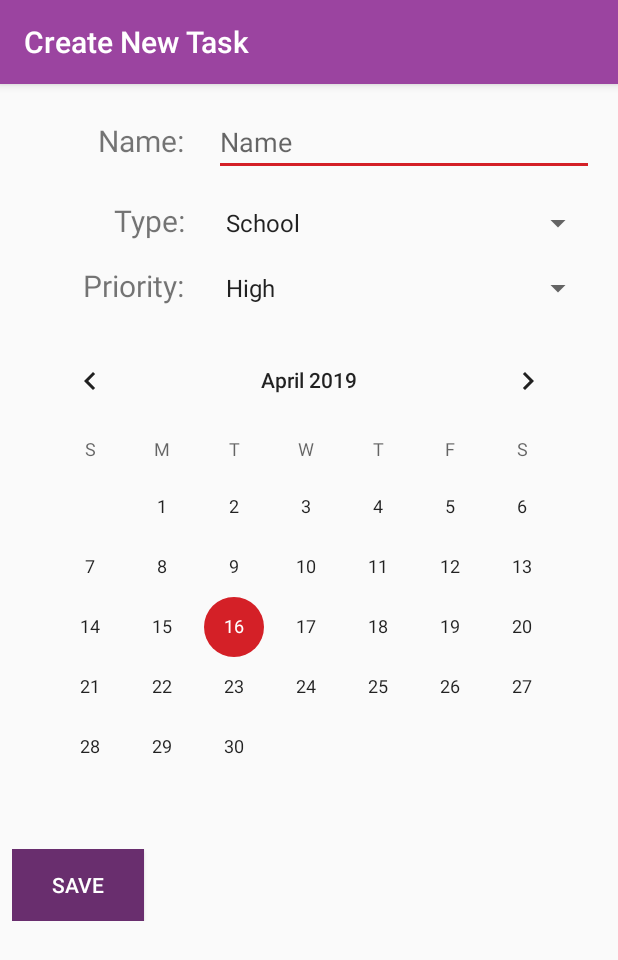
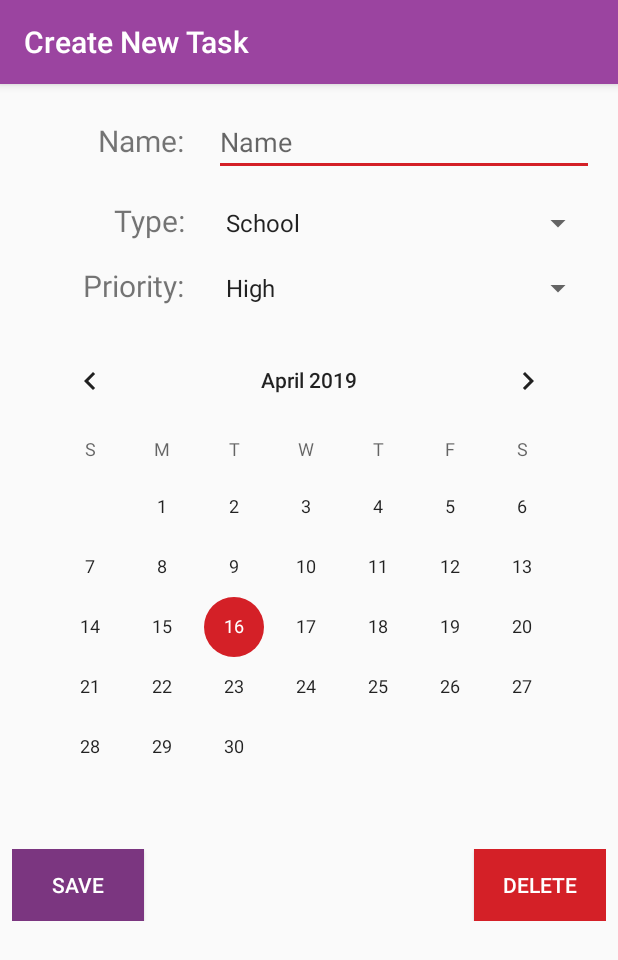
Before and after one commit to greenstack/yatm, an Android app: the ListDataActivity screen opened directly, with no data from a screen before it, on a phone screen of 412 x 824 dp. Shown: the top 960 px of the screen. Run offline under Robolectric (Android 15) with nearby library versions, the phone set to English and light mode, and no system bars; 1 statement that could not run was skipped.

Commit message:
added delete button

```diff
--- a/app/src/main/java/dj/yatm/Views/ListDataActivity.java
+++ b/app/src/main/java/dj/yatm/Views/ListDataActivity.java
@@ -32,6 +32,8 @@ public class ListDataActivity extends AppCompatActivity {
     public ListItem parent;
     public CalendarView calendarView;
     private LocalDate savedDate;
+    private Button deleteButton;
+    private Presenter presenter;
 
     public void initVariables(){
         name = findViewById(R.id.name_edit_text);
@@ -39,6 +41,7 @@ public class ListDataActivity extends AppCompatActivity {
         priority = findViewById(R.id.priority_spinner);
         saveButton = findViewById(R.id.save_setup_button);
         calendarView = findViewById(R.id.calendarView);
+        deleteButton = findViewById(R.id.delete_setup_button);
     }
 
     @Override
@@ -74,6 +77,14 @@ public class ListDataActivity extends AppCompatActivity {
             public void onSelectedDayChange(@NotNull CalendarView view, int year, int month, int dayOfMonth) {
                 // The months are zero-indexed, unfortunately.
                 savedDate = LocalDate.of(year, month +1 , dayOfMonth);
+            }
+        });
+
+        deleteButton.setOnClickListener(new View.OnClickListener() {
+            @Override
+            public void onClick(View v) {
+                current.delete();
+                finish();
             }
         });
 
--- a/app/src/main/res/layout/set_up_list.xml
+++ b/app/src/main/res/layout/set_up_list.xml
@@ -114,19 +114,32 @@
             android:spinnerMode="dropdown" />
 
     </LinearLayout>
-    <LinearLayout
+    <RelativeLayout
         android:id="@+id/save_setup_button_layout"
         android:layout_width="match_parent"
         android:layout_height="wrap_content"
         android:layout_below="@+id/date_setup_linear_layout">
+
         <Button
             android:id="@+id/save_setup_button"
             android:layout_width="wrap_content"
-            android:layout_height="match_parent"
+            android:layout_height="wrap_content"
             android:background="@color/colorPrimaryDark"
             android:padding="5dp"
             android:text="Save"
             android:textColor="#ffffff" />
-    </LinearLayout>
+
+        <Button
+            android:id="@+id/delete_setup_button"
+            android:layout_width="wrap_content"
+            android:layout_height="wrap_content"
+            android:layout_alignParentEnd="true"
+            android:layout_marginEnd="0dp"
+            android:background="@color/colorAccent"
+            android:padding="5dp"
+            android:text="Delete"
+            android:textColor="#ffffff" />
+
+    </RelativeLayout>
 
 </RelativeLayout>
--- a/app/src/main/res/values/colors.xml
+++ b/app/src/main/res/values/colors.xml
@@ -1,6 +1,6 @@
 <?xml version="1.0" encoding="utf-8"?>
 <resources>
     <color name="colorPrimary">#9b44a0</color>
-    <color name="colorPrimaryDark">#692e6e</color>
+    <color name="colorPrimaryDark">#7B3680</color>
     <color name="colorAccent">#d42027</color>
 </resources>
```
